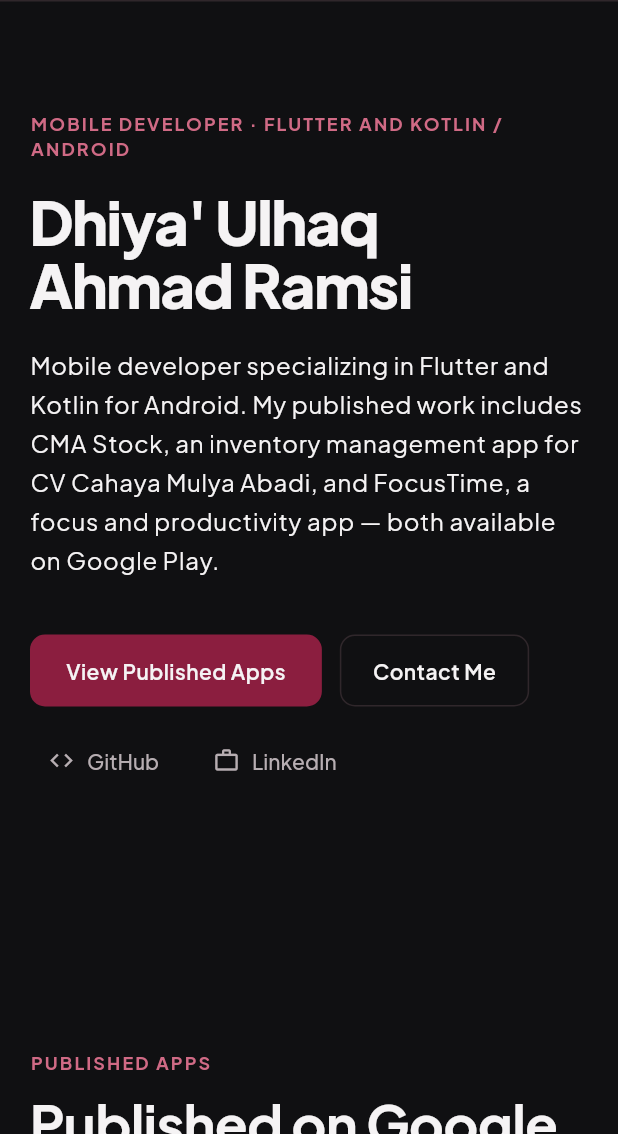
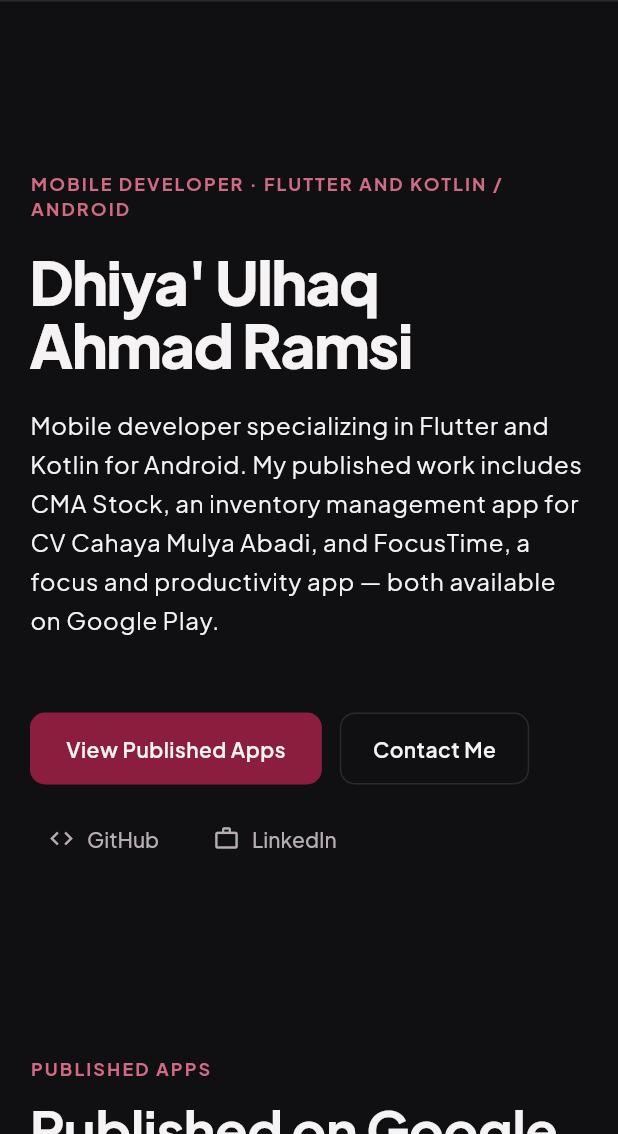
Before and after one commit to ramsi123/ramsi123.github.io, a Flutter app: the screen it shows after launch, on a phone screen of 412 x 824 dp, the part 102-1236 px from its top. Run offline on Flutter 3.47's test engine with Material 3 defaults, Android fonts, the phone set to English and light mode, and no system bars; our stand-ins replace go_router, pretty_qr_code; statements that could not run were skipped.

Commit message:
change align on the whole section

```diff
--- a/lib/pages/home_page.dart
+++ b/lib/pages/home_page.dart
@@ -83,7 +83,7 @@ class _HomePageState extends State<HomePage> {
                   _section(
                     AppRoutes.homeAnchor,
                     HeroSection(onNavigate: _scrollTo),
-                    padding: const EdgeInsets.only(top: 72, bottom: 96),
+                    padding: const EdgeInsets.only(top: 112, bottom: 48),
                   ),
                   _section(
                     AppRoutes.publishedAppsAnchor,
--- a/lib/sections/hero_section.dart
+++ b/lib/sections/hero_section.dart
@@ -39,7 +39,7 @@ class HeroSection extends StatelessWidget {
             constraints: const BoxConstraints(maxWidth: 720),
             child: Text(profile.intro, style: textTheme.bodyLarge),
           ),
-          const SizedBox(height: 36),
+          const SizedBox(height: 48),
           Wrap(
             spacing: 12,
             runSpacing: 12,
--- a/lib/widgets/content_width.dart
+++ b/lib/widgets/content_width.dart
@@ -23,7 +23,7 @@ class ContentWidth extends StatelessWidget {
         constraints: const BoxConstraints(maxWidth: kContentMaxWidth),
         child: Padding(
           padding: EdgeInsets.symmetric(horizontal: horizontal),
-          child: child,
+          child: SizedBox(width: double.infinity, child: child),
         ),
       ),
     );
```
